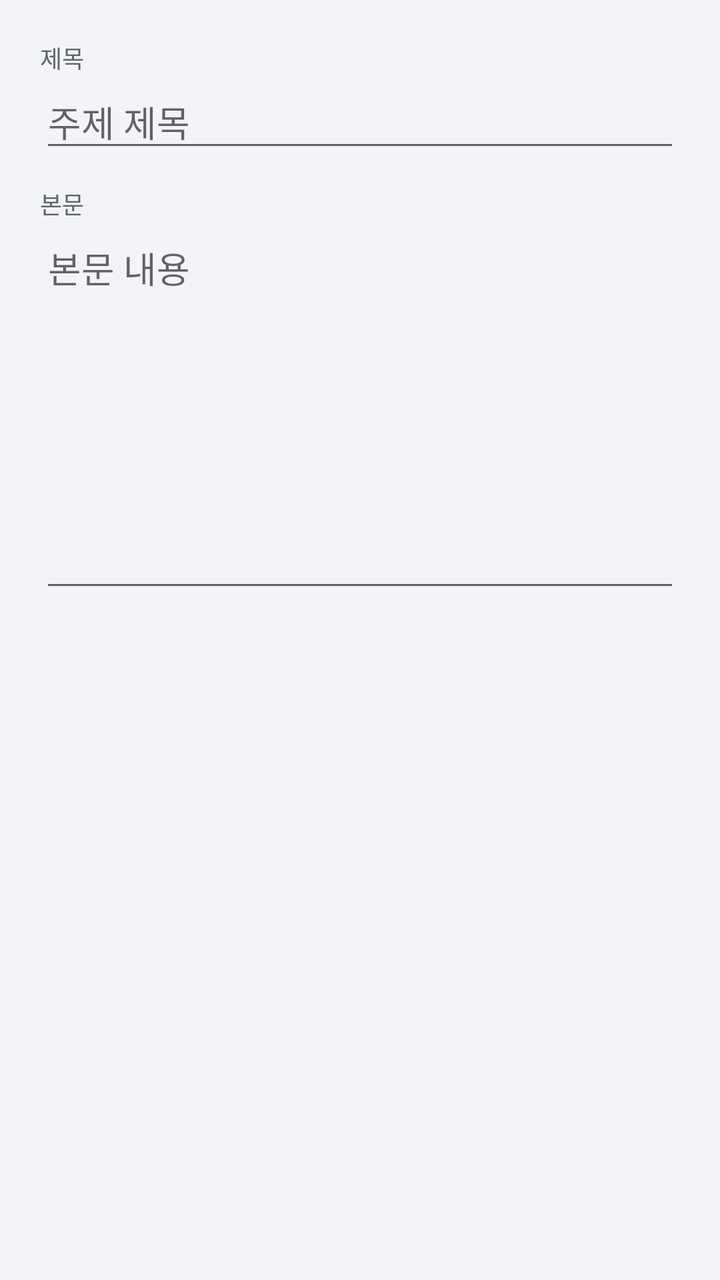
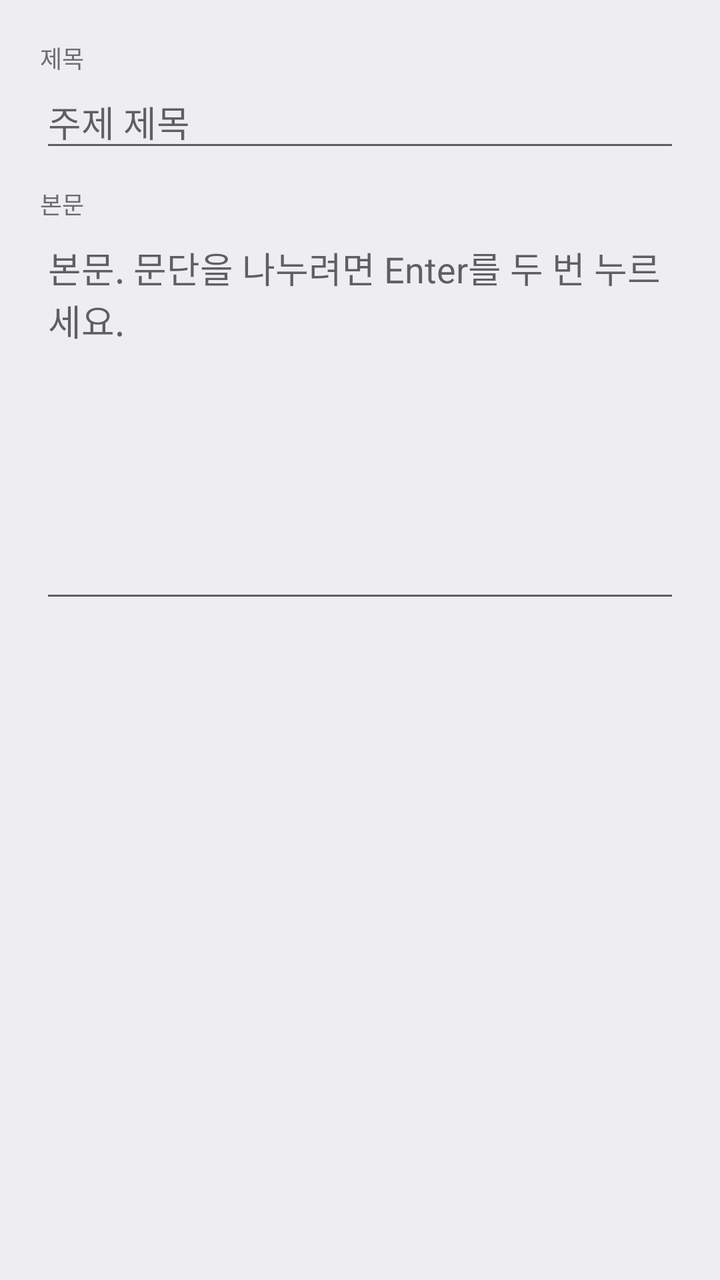

The first picture is an Android layout as it rendered before a commit; the second is the same layout after the commit. The layout source and the unified diff follow.
<!-- AndroidManifest.xml: application theme Theme.AdminMemo -->
<!-- res/layout/dialog_edit_concept.xml -->
<?xml version="1.0" encoding="utf-8"?>
<ScrollView xmlns:android="http://schemas.android.com/apk/res/android"
    android:layout_width="match_parent"
    android:layout_height="wrap_content">

    <LinearLayout
        android:layout_width="match_parent"
        android:layout_height="wrap_content"
        android:orientation="vertical"
        android:padding="20dp">

        <TextView
            android:layout_width="wrap_content"
            android:layout_height="wrap_content"
            android:text="제목"
            android:textColor="@color/text_sub"
            android:textSize="12sp"/>

        <EditText
            android:id="@+id/etConceptTitle"
            android:layout_width="match_parent"
            android:layout_height="wrap_content"
            android:hint="주제 제목"/>

        <TextView
            android:layout_width="wrap_content"
            android:layout_height="wrap_content"
            android:layout_marginTop="12dp"
            android:text="본문"
            android:textColor="@color/text_sub"
            android:textSize="12sp"/>

        <EditText
            android:id="@+id/etConceptBody"
            android:layout_width="match_parent"
            android:layout_height="wrap_content"
            android:minLines="8"
            android:gravity="top"
            android:hint="본문 내용"/>

    </LinearLayout>
</ScrollView>
<!-- resources referenced by this layout -->
<resources>
  <color name="text_sub">#5F6368</color>
  <style name="Theme.AdminMemo" parent="Theme.MaterialComponents.DayNight.NoActionBar">
          <item name="colorPrimary">@color/primary</item>
          <item name="colorPrimaryDark">@color/primary_dark</item>
          <item name="colorAccent">@color/accent</item>
          <item name="android:windowBackground">@color/bg_screen</item>
      </style>
  <color name="primary">#2962FF</color>
  <color name="primary_dark">#0039CB</color>
  <color name="accent">#FF6D00</color>
  <color name="bg_screen">#F2F4F8</color>
</resources>

<!-- the commit's change to res/layout/dialog_edit_concept.xml (unified diff, before → after) -->
@@ -36,7 +36,8 @@
             android:layout_height="wrap_content"
             android:minLines="8"
             android:gravity="top"
-            android:hint="본문 내용"/>
+            android:inputType="textMultiLine|textCapSentences"
+            android:hint="본문. 문단을 나누려면 Enter를 두 번 누르세요."/>
 
     </LinearLayout>
 </ScrollView>
<!-- resource entries referenced after the edit -->
@@ -1,15 +1,15 @@
 <!-- resources referenced by this layout -->
 <resources>
-  <color name="text_sub">#5F6368</color>
+  <color name="text_sub">#6C6C70</color>
   <style name="Theme.AdminMemo" parent="Theme.MaterialComponents.DayNight.NoActionBar">
           <item name="colorPrimary">@color/primary</item>
           <item name="colorPrimaryDark">@color/primary_dark</item>
           <item name="colorAccent">@color/accent</item>
           <item name="android:windowBackground">@color/bg_screen</item>
       </style>
-  <color name="primary">#2962FF</color>
-  <color name="primary_dark">#0039CB</color>
-  <color name="accent">#FF6D00</color>
-  <color name="bg_screen">#F2F4F8</color>
+  <color name="primary">#0D7EF5</color>
+  <color name="primary_dark">#0A64D6</color>
+  <color name="accent">#FF9F0A</color>
+  <color name="bg_screen">#EEEEF2</color>
 </resources>
 
